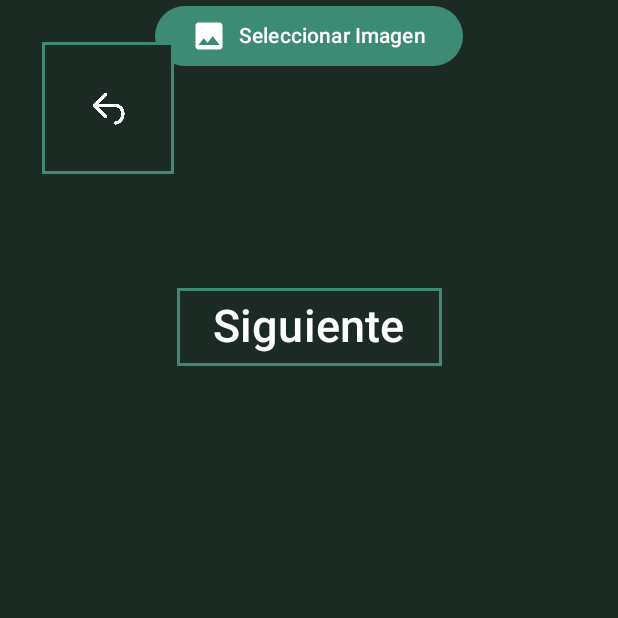
After one commit to FrancoDeMarco/ProyectoPesca2025, an Android app built with Jetpack Compose: the SeleccionarFotosScreen screen opened through its navigation route, on a phone screen of 412 x 824 dp, the top half of it. The commit adds this screen. Run offline under Robolectric (Android 15) with nearby library versions, the phone set to English and light mode, and no system bars; our stand-ins replace Firebase (no records; nobody signed in at launch, a user with empty details on screens opened directly), Room's generated code, livedata-compose.

Commit message:
Empezando a crear multiples pantallas para la creación de reportes.

```diff
--- a/app/src/main/java/unpsjb/tnt/appdepesca/MainActivity.kt
+++ b/app/src/main/java/unpsjb/tnt/appdepesca/MainActivity.kt
@@ -32,6 +32,7 @@ import unpsjb.tnt.appdepesca.reportes.EditarReporteScreen
 import unpsjb.tnt.appdepesca.ui.theme.ProyectoPesca2023Theme
 import unpsjb.tnt.appdepesca.reglamentos.DetalleReglamentoScreen
 import unpsjb.tnt.appdepesca.reportes.MapaReportesScreen
+import unpsjb.tnt.appdepesca.reportes.SeleccionarFotosScreen
 
 
 class MainActivity : ComponentActivity() {
@@ -48,7 +49,11 @@ class MainActivity : ComponentActivity() {
         val dao = database.pescaDAO
         val viewModelFactory = object : ViewModelProvider.Factory {
             override fun <T : ViewModel> create(modelClass: Class<T>): T {
-                return ListadoReportesViewModel(dao) as T
+                if (modelClass.isAssignableFrom(ListadoReportesViewModel::class.java)) {
+                    @Suppress("UNCHECKED_CAST")
+                    return ListadoReportesViewModel(dao) as T
+                }
+                throw IllegalArgumentException("Unknown ViewModel class: $modelClass")
             }
         }
         val listadoReportesViewModel: ListadoReportesViewModel by viewModels { viewModelFactory }
@@ -137,6 +142,12 @@ class MainActivity : ComponentActivity() {
                             navController = navController
                         )
                     }
+                    composable ("seleccionar_fotos"){
+                        SeleccionarFotosScreen(
+                            navController = navController,
+                            viewModel = listadoReportesViewModel,
+                        )
+                    }
                 }
             }
         }
--- /dev/null
+++ b/app/src/main/java/unpsjb/tnt/appdepesca/reportes/SeleccionarFotosScreen.kt
@@ -0,0 +1,137 @@
+package unpsjb.tnt.appdepesca.reportes
+
+import android.net.Uri
+import androidx.activity.compose.rememberLauncherForActivityResult
+import androidx.activity.result.contract.ActivityResultContracts
+import androidx.compose.foundation.Image
+import androidx.compose.foundation.background
+import androidx.compose.foundation.border
+import androidx.compose.foundation.layout.Arrangement
+import androidx.compose.foundation.layout.Box
+import androidx.compose.foundation.layout.Column
+import androidx.compose.foundation.layout.Spacer
+import androidx.compose.foundation.layout.fillMaxSize
+import androidx.compose.foundation.layout.fillMaxWidth
+import androidx.compose.foundation.layout.height
+import androidx.compose.foundation.layout.offset
+import androidx.compose.foundation.layout.padding
+import androidx.compose.foundation.layout.size
+import androidx.compose.foundation.layout.statusBarsPadding
+import androidx.compose.foundation.layout.width
+import androidx.compose.foundation.rememberScrollState
+import androidx.compose.foundation.shape.RoundedCornerShape
+import androidx.compose.foundation.verticalScroll
+import androidx.compose.material.icons.Icons
+import androidx.compose.material.icons.filled.Photo
+import androidx.compose.material3.Button
+import androidx.compose.material3.ButtonDefaults
+import androidx.compose.material3.Icon
+import androidx.compose.material3.Text
+import androidx.compose.runtime.Composable
+import androidx.compose.runtime.mutableStateOf
+import androidx.compose.runtime.remember
+import androidx.compose.ui.Alignment
+import androidx.compose.ui.Modifier
+import androidx.compose.ui.draw.clip
+import androidx.compose.ui.graphics.Color
+import androidx.compose.ui.graphics.RectangleShape
+import androidx.compose.ui.layout.ContentScale
+import androidx.compose.ui.unit.dp
+import androidx.compose.ui.unit.sp
+import androidx.navigation.NavController
+import coil.compose.rememberAsyncImagePainter
+
+@Composable
+fun SeleccionarFotosScreen(
+    navController: NavController,
+    viewModel: ListadoReportesViewModel,
+) {
+    Box(
+        modifier = Modifier
+            .fillMaxSize()
+            .background(color = Color(0xFF1B2B24))
+    ) {
+        Column(
+            modifier = Modifier
+                .fillMaxSize()
+                .background(color = Color(0xFF1B2B24))
+                .verticalScroll(rememberScrollState())
+                .statusBarsPadding()
+                .padding(horizontal = 16.dp),
+            horizontalAlignment = Alignment.CenterHorizontally,
+            verticalArrangement = Arrangement.spacedBy(12.dp)
+        ) {
+            AgregarFotoButton(viewModel = viewModel)
+            Box(
+                modifier = Modifier
+                    .fillMaxWidth()
+                    .padding(bottom = 32.dp, start = 24.dp)
+            ) {
+                VolverButton(
+                    navController,
+                    modifier = Modifier
+                        .align(Alignment.BottomStart)
+                        .offset(x = (-12).dp, y = (-32).dp)
+                )
+            }
+            SiguienteMapa(navController, modifier = Modifier)
+        }
+    }
+}
+
+@Composable
+fun AgregarFotoButton(
+    viewModel: ListadoReportesViewModel
+){
+    val uri = remember { mutableStateOf<Uri?>(null) }
+    val launcher = rememberLauncherForActivityResult(ActivityResultContracts.GetContent()) { selectedUri ->
+        selectedUri?.let {
+            uri.value = it
+            viewModel.changeImage(it)
+        }
+    }
+    Column(horizontalAlignment = Alignment.CenterHorizontally) {
+        Button(
+            onClick = { launcher.launch("image/*") },
+            colors = ButtonDefaults.buttonColors(containerColor = Color(0xFF3E8B75))
+        ) {
+            Icon(Icons.Default.Photo, contentDescription = "Seleccionar imagen")
+            Spacer(modifier = Modifier.width(8.dp))
+            Text("Seleccionar Imagen")
+        }
+        uri.value?.let {
+            Spacer(modifier = Modifier.height(8.dp))
+            Image(
+                painter = rememberAsyncImagePainter(it),
+                contentDescription = "Imagen del reporte",
+                modifier = Modifier
+                    .size(200.dp)
+                    .clip(RoundedCornerShape(12.dp)),
+                contentScale = ContentScale.Crop,
+            )
+            //isImagenValid.value = viewModel.state.reportImagenUri != null//Con esto supuestamente ya no se pierde la imagen al volver a atrás
+        }
+    }
+}
+
+@Composable
+fun SiguienteMapa(
+    navController: NavController,
+    modifier: Modifier
+){
+    Button(
+        onClick = { navController.navigate("seleccionar_fotos") },
+        modifier = modifier.border(
+            width = 2.dp,               // grosor del borde
+            color = Color(0xFF3E8B75),  // color del borde
+            shape = RectangleShape      // importante: que coincida con el shape del botón
+        ),
+        colors = ButtonDefaults.buttonColors(containerColor = Color(0xFF1B2B24)),
+        shape = RectangleShape  //esto lo hace cuadrado
+    ) {
+        Text(
+            text = "Siguiente",
+            fontSize = 30.sp // tamaño
+        )
+    }
+}
```
Also changed, not shown: app/src/main/java/unpsjb/tnt/appdepesca/reportes/CrearReporteScreen.kt (+27 -93 lines), app/src/main/java/unpsjb/tnt/appdepesca/reportes/SeleccionarUbicacionScreen.kt (added, +60 -0 lines).
